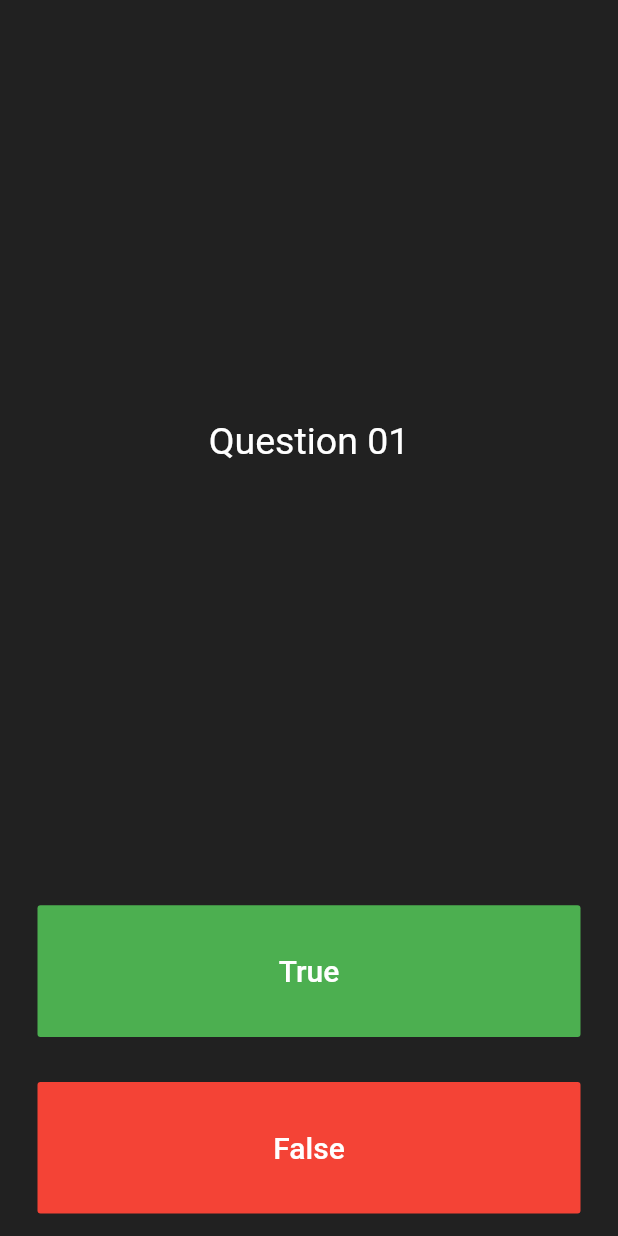
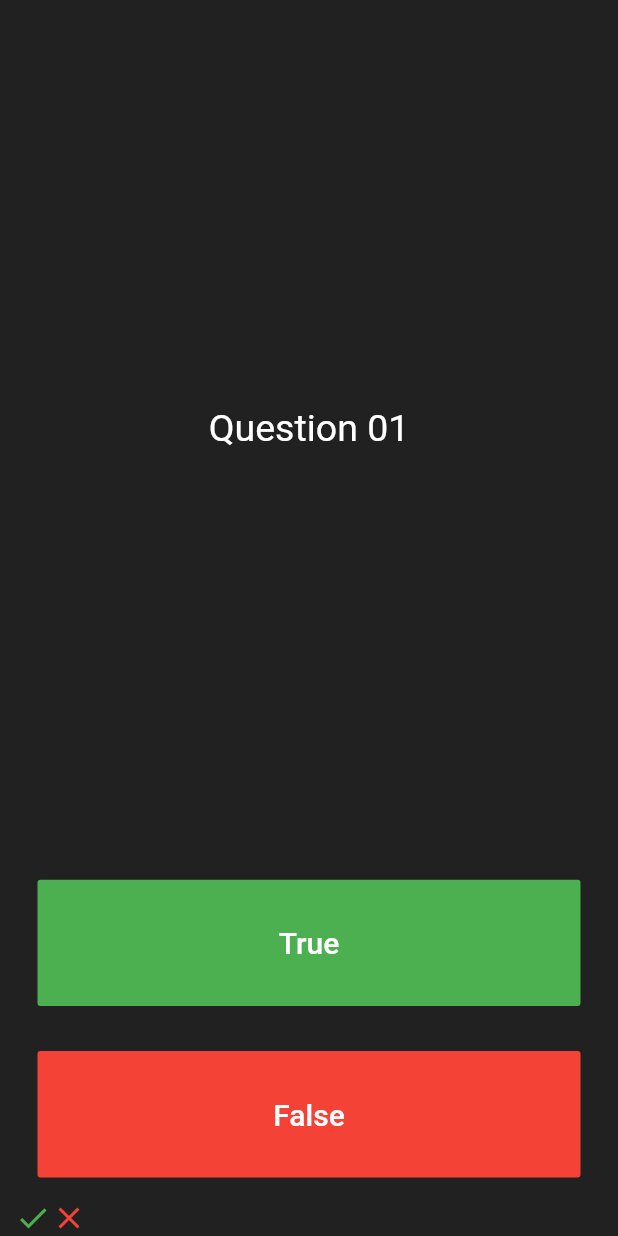
Before and after one commit to azkaBashir45/QuizApp_flutter, a Flutter app: the screen it shows after launch, on a phone screen of 412 x 824 dp. Run offline on Flutter 3.47's test engine with Material 2 defaults, Android fonts, the phone set to English and light mode, and no system bars.

Commit message:
add score bar

```diff
--- a/lib/main.dart
+++ b/lib/main.dart
@@ -88,7 +88,19 @@ class _QuizPageState extends State<QuizPage> {
             ),
           ),
         ),
-        //TODO: Step 01 Add Score Keeper
+        //TODO: Step 01 Add Score bar
+        Row(
+          children: [
+            Icon(
+              Icons.check,
+              color: Colors.green,
+            ),
+            Icon(
+              Icons.close,
+              color: Colors.red,
+            ),
+          ],
+        ),
       ],
     );
   }
```
